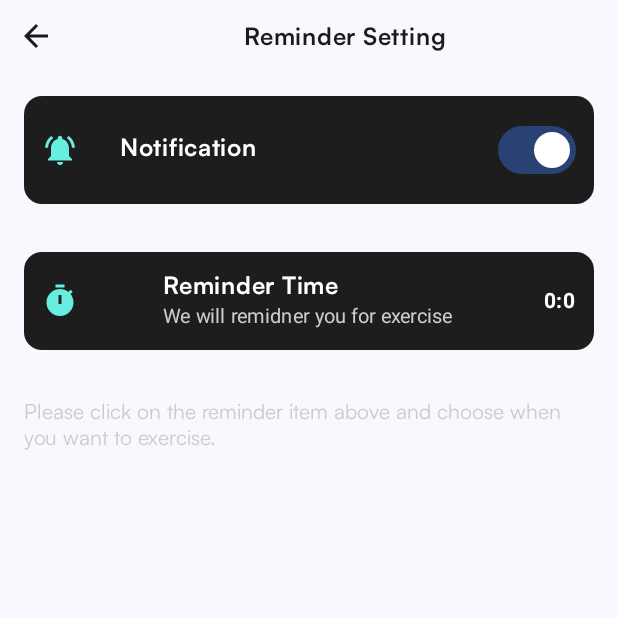
After one commit to Fitmate-capstone/Fitmate, an Android app built with Jetpack Compose: the ReminderSettingScreen screen opened through its navigation route, on a phone screen of 412 x 824 dp, the top half of it. The commit adds this screen. Run offline under Robolectric (Android 15) with nearby library versions, the phone set to English and light mode, and no system bars; our stand-ins replace Dagger/Hilt's generated code, Firebase (no records; nobody signed in at launch, a user with empty details on screens opened directly).

Commit message:
finish schedunler feature

```diff
--- a/app/src/main/AndroidManifest.xml
+++ b/app/src/main/AndroidManifest.xml
@@ -7,6 +7,7 @@
 
 
     <uses-permission android:name="android.permission.CAMERA"/>
+    <uses-permission android:name="android.permission.POST_NOTIFICATIONS" />
     <uses-permission android:name="android.permission.RECORD_AUDIO"/>
 
     <application
@@ -31,6 +32,11 @@
                 <category android:name="android.intent.category.LAUNCHER" />
             </intent-filter>
         </activity>
+
+        <receiver
+            android:name=".data.notification.DailyReminder"
+            android:enabled="true"
+            android:exported="false" />
     </application>
 
 </manifest>
--- /dev/null
+++ b/app/src/main/java/com/tegar/fitmate/data/notification/NotificationStatus.kt
@@ -0,0 +1,24 @@
+package com.tegar.fitmate.data.notification
+
+import android.content.Context
+import android.content.SharedPreferences
+
+object NotificationStatus {
+
+    private const val PREFERENCES_NAME = "NotificationPreferences"
+    private const val KEY_NOTIFICATION_STATUS = "notificationStatus"
+
+    fun saveNotificationStatus(context: Context, isEnabled: Boolean) {
+        val sharedPreferences = context.getSharedPreferences(PREFERENCES_NAME, Context.MODE_PRIVATE)
+        val editor: SharedPreferences.Editor = sharedPreferences.edit()
+
+        editor.putBoolean(KEY_NOTIFICATION_STATUS, isEnabled)
+
+        editor.apply()
+    }
+
+    fun getNotificationStatus(context: Context): Boolean {
+        val sharedPreferences = context.getSharedPreferences(PREFERENCES_NAME, Context.MODE_PRIVATE)
+        return sharedPreferences.getBoolean(KEY_NOTIFICATION_STATUS, true)
+    }
+}
--- /dev/null
+++ b/app/src/main/java/com/tegar/fitmate/data/notification/PreferencesManager.kt
@@ -0,0 +1,30 @@
+package com.tegar.fitmate.data.notification
+
+import android.content.Context
+import android.content.SharedPreferences
+
+object PreferencesManager {
+
+    private const val PREFERENCES_NAME = "ReminderPreferences"
+    private const val KEY_HOUR_OF_DAY = "hourOfDay"
+    private const val KEY_MINUTE = "minute"
+
+    fun saveReminderTime(context: Context, hourOfDay: Int, minute: Int) {
+        val sharedPreferences = context.getSharedPreferences(PREFERENCES_NAME, Context.MODE_PRIVATE)
+        val editor: SharedPreferences.Editor = sharedPreferences.edit()
+
+        editor.putInt(KEY_HOUR_OF_DAY, hourOfDay)
+        editor.putInt(KEY_MINUTE, minute)
+
+        editor.apply()
+    }
+
+    fun getReminderTime(context: Context): Pair<Int, Int> {
+        val sharedPreferences = context.getSharedPreferences(PREFERENCES_NAME, Context.MODE_PRIVATE)
+
+        val hourOfDay = sharedPreferences.getInt(KEY_HOUR_OF_DAY, 0)
+        val minute = sharedPreferences.getInt(KEY_MINUTE, 0)
+
+        return Pair(hourOfDay, minute)
+    }
+}
--- a/app/src/main/java/com/tegar/fitmate/ui/FitmateApp.kt
+++ b/app/src/main/java/com/tegar/fitmate/ui/FitmateApp.kt
@@ -37,6 +37,7 @@ import androidx.lifecycle.lifecycleScope
 import com.tegar.fitmate.ui.screens.detailschendule.DetailSchenduleScreen
 import com.tegar.fitmate.ui.screens.equimentsearch.EquimentSearchScreen
 import com.tegar.fitmate.ui.screens.interactivelearn.InteractiveLearnScreen
+import com.tegar.fitmate.ui.screens.remindersetting.ReminderSettingScreen
 import com.tegar.fitmate.ui.screens.sign_in.GoogleAuthClient
 import kotlinx.coroutines.launch
 
@@ -129,6 +130,10 @@ fun FitmateApp(
                     navigateToDetail = { workoutdate ->
                         navController.navigate(ScreenRoute.DetailSchedule.createRoute(workoutdate))
                     },
+                    navigateToScheduleSetting = {
+                        navController.navigate(ScreenRoute.ReminderSetting.route)
+
+                    }
                 )
             }
             composable(
@@ -148,6 +153,13 @@ fun FitmateApp(
 
             composable(ScreenRoute.EquimentSearch.route) {
                 EquimentSearchScreen()
+            }
+
+            composable(ScreenRoute.ReminderSetting.route) {
+                ReminderSettingScreen(
+                    navigateBack = { navController.navigateUp() },
+
+                    )
             }
             composable(ScreenRoute.Profile.route) {
                 val viewModel = viewModel<ProfileViewModel>()
--- a/app/src/main/java/com/tegar/fitmate/ui/screens/detailworkout/DetailWorkoutScreen.kt
+++ b/app/src/main/java/com/tegar/fitmate/ui/screens/detailworkout/DetailWorkoutScreen.kt
@@ -250,7 +250,10 @@ fun DetailContent(
                     )
 
                     Button(
-                        enabled = datePickerState.selectedDateMillis ?: 0 >= System.currentTimeMillis(),
+                        enabled = System.currentTimeMillis() <= (datePickerState.selectedDateMillis
+                            ?: 0) || formatDate(System.currentTimeMillis()) == formatDate(
+                            datePickerState.selectedDateMillis ?: 0
+                        ),
                         onClick = {
 
 
--- /dev/null
+++ b/app/src/main/java/com/tegar/fitmate/ui/screens/remindersetting/ReminderSettingScreen.kt
@@ -0,0 +1,365 @@
+package com.tegar.fitmate.ui.screens.remindersetting
+
+import android.app.TimePickerDialog
+import android.widget.Toast
+import androidx.compose.foundation.background
+import androidx.compose.foundation.border
+import androidx.compose.foundation.clickable
+import androidx.compose.foundation.layout.Arrangement
+import androidx.compose.foundation.layout.Box
+import androidx.compose.foundation.layout.Column
+import androidx.compose.foundation.layout.IntrinsicSize
+import androidx.compose.foundation.layout.Row
+import androidx.compose.foundation.layout.Spacer
+import androidx.compose.foundation.layout.fillMaxSize
+import androidx.compose.foundation.layout.fillMaxWidth
+import androidx.compose.foundation.layout.height
+import androidx.compose.foundation.layout.padding
+import androidx.compose.foundation.layout.width
+import androidx.compose.foundation.shape.RoundedCornerShape
+import androidx.compose.material.icons.Icons
+import androidx.compose.material.icons.filled.ArrowBack
+import androidx.compose.material.icons.filled.Delete
+import androidx.compose.material.icons.filled.NotificationsActive
+import androidx.compose.material.icons.filled.Timer
+import androidx.compose.material3.Button
+import androidx.compose.material3.ButtonColors
+import androidx.compose.material3.ButtonDefaults
+import androidx.compose.material3.Card
+import androidx.compose.material3.CardDefaults
+import androidx.compose.material3.ExperimentalMaterial3Api
+import androidx.compose.material3.Icon
+import androidx.compose.material3.IconButton
+import androidx.compose.material3.MaterialTheme
+import androidx.compose.material3.SnackbarHost
+import androidx.compose.material3.SnackbarHostState
+import androidx.compose.material3.Surface
+import androidx.compose.material3.Switch
+import androidx.compose.material3.Text
+import androidx.compose.material3.TextButton
+import androidx.compose.material3.TimePicker
+import androidx.compose.material3.rememberTimePickerState
+import androidx.compose.runtime.Composable
+import androidx.compose.runtime.getValue
+import androidx.compose.runtime.mutableStateOf
+import androidx.compose.runtime.remember
+import androidx.compose.runtime.rememberCoroutineScope
+import androidx.compose.runtime.setValue
+import androidx.compose.ui.Alignment
+import androidx.compose.ui.Modifier
+import androidx.compose.ui.graphics.Color
+import androidx.compose.ui.platform.LocalContext
+import androidx.compose.ui.text.font.FontWeight
+import androidx.compose.ui.unit.dp
+import androidx.compose.ui.unit.sp
+import androidx.compose.ui.window.Dialog
+import androidx.compose.ui.window.DialogProperties
+import com.tegar.fitmate.data.notification.DailyReminder
+import com.tegar.fitmate.data.notification.NotificationStatus
+import com.tegar.fitmate.data.notification.PreferencesManager
+import com.tegar.fitmate.ui.theme.lightblue60
+import com.tegar.fitmate.ui.theme.neutral10
+import com.tegar.fitmate.ui.theme.neutral30
+import com.tegar.fitmate.ui.theme.neutral80
+import kotlinx.coroutines.launch
+import java.text.SimpleDateFormat
+import java.time.LocalTime
+import java.util.Calendar
+import java.util.Locale
+
+
+@OptIn(ExperimentalMaterial3Api::class)
+@Composable
+fun ReminderSettingScreen(
+    navigateBack: () -> Unit,
+) {
+    val context = LocalContext.current
+
+    var showTimePicker by remember { mutableStateOf(false) }
+    val state = rememberTimePickerState()
+    val formatter = remember { SimpleDateFormat("hh:mm a", Locale.getDefault()) }
+    val dailyReminder = DailyReminder()
+    var notificationStatus by  remember { mutableStateOf(NotificationStatus.getNotificationStatus(context)) }
+
+    val snackState = remember { SnackbarHostState() }
+    val snackScope = rememberCoroutineScope()
+
+    Column(
+    ) {
+        Row(
+            horizontalArrangement = Arrangement.SpaceBetween,
+            verticalAlignment = Alignment.CenterVertically,
+            modifier = Modifier.fillMaxWidth()
+        ) {
+            IconButton(onClick = { navigateBack() }) {
+                Icon(
+                    imageVector = Icons.Filled.ArrowBack,
+                    contentDescription = "Back to Schedule"
+                )
+            }
+            Text("Reminder Setting")
+            Surface(
+                color = neutral80,
+                shape = RoundedCornerShape(10.dp),
+                modifier = Modifier.clickable {
+
+
+                }
+            ) {
+
+
+            }
+        }
+
+
+
+
+        if (showTimePicker) {
+            TimePickerDialog(
+                onCancel = { showTimePicker = false },
+                onConfirm = {
+                    val cal = Calendar.getInstance()
+                    cal.set(Calendar.HOUR_OF_DAY, state.hour)
+                    cal.set(Calendar.MINUTE, state.minute)
+                    cal.isLenient = false
+                    PreferencesManager.saveReminderTime(context, state.hour, state.minute)
+                    dailyReminder.cancelAlarm(context)
+                    dailyReminder.setDailyReminder(context)
+                    snackScope.launch {
+                        snackState.showSnackbar("We will reminder you at  ${formatter.format(cal.time)}")
+                    }
+                    showTimePicker = false
+                },
+            ) {
+                TimePicker(state = state)
+            }
+        }
+        PrefenceTurnOnOff("Notification " , notificationStatus, onChange = {
+            notificationStatus = it
+            if(it){
+                dailyReminder.setDailyReminder(context)
+            }else{
+                dailyReminder.cancelAlarm(context)
+
+            }
+        })
+        if(!notificationStatus){
+            Box(
+                modifier = Modifier.padding(16.dp)
+            ) {
+                Text(
+                    "We will notify you for reminder with a list of previously scheduled workouts ",
+                    style = MaterialTheme.typography.bodySmall
+                )
+            }
+        }
+        if(notificationStatus) {
+            PrefenceItem(
+                "Reminder Time",
+                "We will remidner you for exercise ",
+                "${PreferencesManager.getReminderTime(LocalContext.current).first}:${
+                    PreferencesManager.getReminderTime(
+                        LocalContext.current
+                    ).second
+                }",
+                onClick = {
+                    showTimePicker = true
+
+
+                }
+            )
+        }
+
+        if(notificationStatus){
+            Box(
+                modifier = Modifier.padding(16.dp)
+            ){
+                Text("Please click on the reminder item above and choose when you want to exercise. " , style = MaterialTheme.typography.bodySmall)
+
+            }
+        }
+        SnackbarHost(hostState = snackState )
+
+    }
+}
+
+@Composable
+fun TimePickerDialog(
+    title: String = "Select Time",
+    onCancel: () -> Unit,
+    onConfirm: () -> Unit,
+    toggle: @Composable () -> Unit = {},
+    content: @Composable () -> Unit,
+) {
+    Dialog(
+        onDismissRequest = onCancel,
+        properties = DialogProperties(
+            usePlatformDefaultWidth = false
+        ),
+    ) {
+        Surface(
+            shape = MaterialTheme.shapes.extraLarge,
+            tonalElevation = 6.dp,
+            modifier = Modifier
+                .width(IntrinsicSize.Min)
+                .height(IntrinsicSize.Min)
+                .background(
+                    shape = MaterialTheme.shapes.extraLarge,
+                    color = neutral80
+                ),
+        ) {
+            Column(
+                modifier = Modifier.padding(24.dp),
+                horizontalAlignment = Alignment.CenterHorizontally
+            ) {
+                Text(
+                    modifier = Modifier
+                        .fillMaxWidth()
+                        .padding(bottom = 20.dp),
+                    text = title,
+                    style = MaterialTheme.typography.labelMedium
+                )
+                content()
+                Row(
+                    modifier = Modifier
+                        .height(40.dp)
+                        .fillMaxWidth()
+                ) {
+                    toggle()
+                    Spacer(modifier = Modifier.weight(1f))
+                    TextButton(
+                        colors = ButtonDefaults.buttonColors(contentColor = neutral10),
+                        onClick = onCancel
+                    ) { Text("Cancel") }
+
+                    TextButton(
+                        colors = ButtonDefaults.buttonColors(contentColor = neutral10),
+
+                        onClick = onConfirm
+                    ) { Text("OK") }
+                }
+            }
+        }
+    }
+}
+
+@Composable()
+fun PrefenceItem(
+    title: String,
+    description: String,
+    value: String,
+    onClick: () -> Unit,
+
+) {
+    Card(
+
+        colors = CardDefaults.cardColors(
+            containerColor = neutral80
+        ),
+        modifier = Modifier
+            .padding(16.dp)
+            .fillMaxWidth()
+
+            .clickable {
+                onClick()
+            }
+    ) {
+        Row(
+            horizontalArrangement = Arrangement.SpaceBetween,
+            verticalAlignment = Alignment.CenterVertically,
+            modifier = Modifier
+                .padding(12.dp)
+                .fillMaxWidth()
+
+
+        ) {
+            Icon(
+                imageVector = Icons.Filled.Timer,
+                contentDescription = null,
+                tint = lightblue60
+            )
+            Column {
+
+                Text(
+                    title, style = MaterialTheme.typography.bodyLarge.copy(
+                        fontWeight = FontWeight.Bold,
+                        color = Color.White
+                    )
+                )
+                Spacer(modifier = Modifier.height(1.dp))
+                Text(
+                    description, style = MaterialTheme.typography.bodyMedium.copy(
+                        fontSize = 13.sp,
+                        color = neutral30
+                    )
+                )
+
+            }
+            Text(
+                value, style = MaterialTheme.typography.bodyMedium.copy(
+                    fontWeight = FontWeight.Bold,
+                    color = Color.White
+                )
+            )
+
+        }
+    }
+
+}
+
+
+@Composable()
+fun PrefenceTurnOnOff(
+    title: String,
+    notificationStatus : Boolean,
+    onChange : (Boolean) -> Unit,
+) {
+    val context = LocalContext.current
+
+    Card(
+        colors = CardDefaults.cardColors(
+            containerColor = neutral80
+        ),
+        modifier = Modifier
+            .padding(16.dp)
+            .fillMaxWidth()
+
+    ) {
+        Row(
+            horizontalArrangement = Arrangement.SpaceBetween,
+            verticalAlignment = Alignment.CenterVertically,
+            modifier = Modifier
+                .padding(12.dp)
+                .fillMaxWidth()
+
+
+        ) {
+
+            Row {
+                Icon(
+                    imageVector = Icons.Filled.NotificationsActive,
+                    contentDescription = null,
+                    tint = lightblue60
+                )
+                Spacer(modifier = Modifier.width(28.dp))
+
+                Text(
+                    title, style = MaterialTheme.typography.bodyLarge.copy(
+                        fontWeight = FontWeight.Bold,
+                        color = Color.White
+                    )
+                )
+
+
+            }
+            Switch(
+                checked = notificationStatus,
+                onCheckedChange = { it ->
+                    onChange(it)
+                    NotificationStatus.saveNotificationStatus(context, it)
+                }
+            )
+        }
+    }
+
+}
--- a/app/src/main/java/com/tegar/fitmate/ui/screens/routelist/ScreenRoute.kt
+++ b/app/src/main/java/com/tegar/fitmate/ui/screens/routelist/ScreenRoute.kt
@@ -20,7 +20,7 @@ sealed class ScreenRoute(val route: String) {
     }
     object OnBoarding : ScreenRoute("onboarding")
     object EquimentSearch : ScreenRoute("equiment-search")
-
+    object ReminderSetting : ScreenRoute("reminder-setting")
     val requiresBottomBar: Boolean
         get() = this in listOf(Home, Profile, Explore, Schendule)
 
--- /dev/null
+++ b/app/src/main/res/drawable/ic_notifications.xml
@@ -0,0 +1,10 @@
+<vector xmlns:android="http://schemas.android.com/apk/res/android"
+    android:width="24dp"
+    android:height="24dp"
+    android:viewportWidth="24"
+    android:viewportHeight="24"
+    android:tint="?attr/colorControlNormal">
+  <path
+      android:fillColor="@android:color/white"
+      android:pathData="M7.58,4.08L6.15,2.65C3.75,4.48 2.17,7.3 2.03,10.5h2c0.15,-2.65 1.51,-4.97 3.55,-6.42zM19.97,10.5h2c-0.15,-3.2 -1.73,-6.02 -4.12,-7.85l-1.42,1.43c2.02,1.45 3.39,3.77 3.54,6.42zM18,11c0,-3.07 -1.64,-5.64 -4.5,-6.32L13.5,4c0,-0.83 -0.67,-1.5 -1.5,-1.5s-1.5,0.67 -1.5,1.5v0.68C7.63,5.36 6,7.92 6,11v5l-2,2v1h16v-1l-2,-2v-5zM12,22c0.14,0 0.27,-0.01 0.4,-0.04 0.65,-0.14 1.18,-0.58 1.44,-1.18 0.1,-0.24 0.15,-0.5 0.15,-0.78h-4c0.01,1.1 0.9,2 2.01,2z"/>
+</vector>
--- a/app/src/main/res/values/strings.xml
+++ b/app/src/main/res/values/strings.xml
@@ -23,6 +23,7 @@
     <string name="logout">Logout</string>
     <string name="total_exercise_count">%1$d exercise</string>
     <string name="total_calori_count">%1$d calori</string>
+    <string name="notification_message_format">(%1$s - %2$s) %3$s</string>
 
     <string name="web_client_id">844776645166-epr9naab15th7drk3cp3dai8fs84pubh.apps.googleusercontent.com</string>
 
```
Also changed, not shown: app/src/main/java/com/tegar/fitmate/data/notification/DailyReminder.kt (added, +114 -0 lines), app/src/main/java/com/tegar/fitmate/repository/SchenduleExerciseRepository.kt (+26 -0 lines), app/src/main/java/com/tegar/fitmate/ui/screens/schendule/SchenduleScreen.kt (+17 -2 lines), app/src/main/java/com/tegar/fitmate/ui/util/Constant.kt (added, +14 -0 lines).
